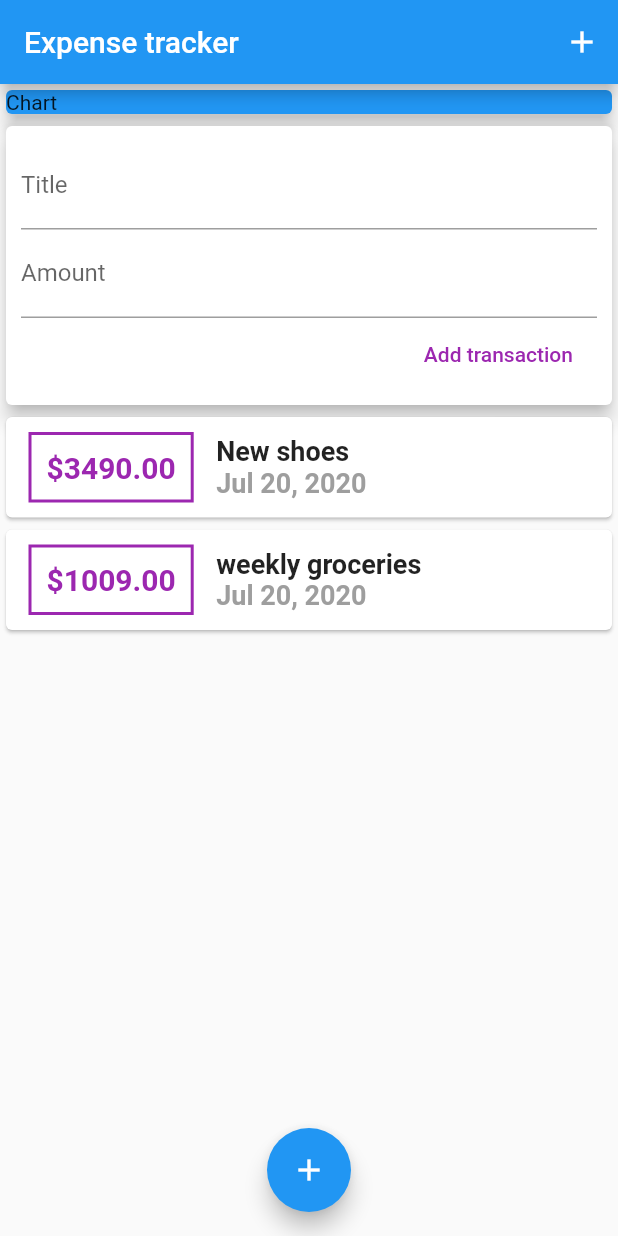
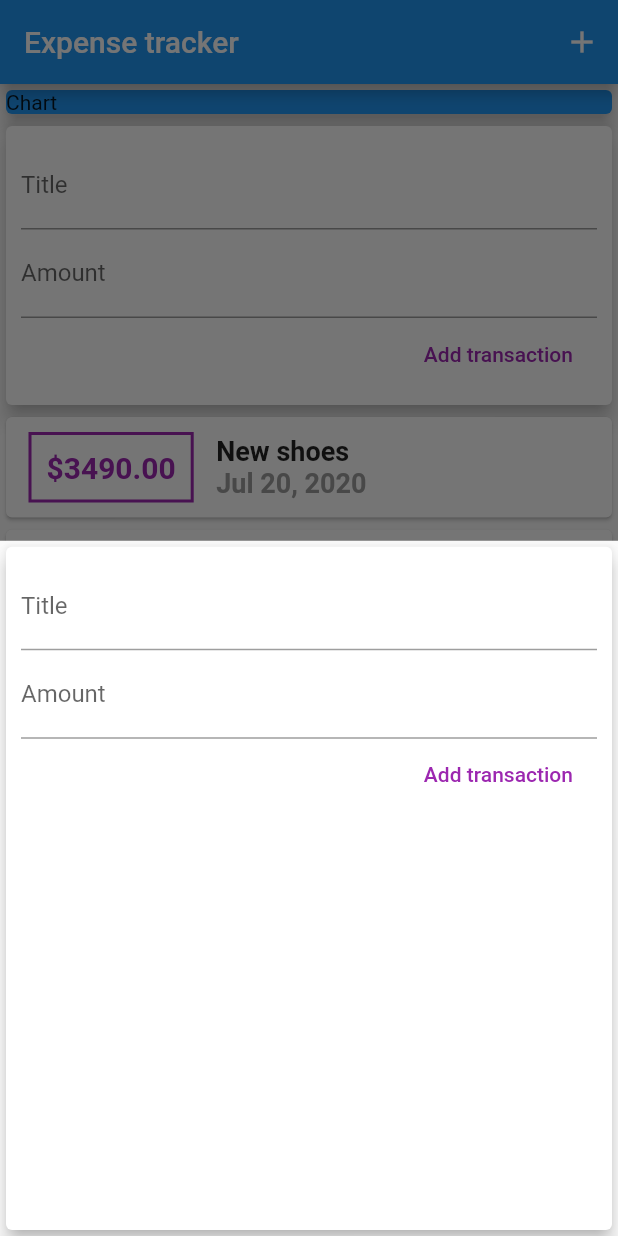
Before and after one commit to alabobriggs/expense-tracker-app, a Flutter app: the screen it shows after launch, after a tap on the "add" icon, on a phone screen of 412 x 824 dp. Run offline on Flutter 3.47's test engine with Material 2 defaults, Android fonts, the phone set to English and light mode, and no system bars.

Commit message:
move applicaiton state to main widget

```diff
--- a/lib/main.dart
+++ b/lib/main.dart
@@ -1,21 +1,72 @@
+import 'package:expense/models/transaction.dart';
+import 'package:expense/widgets/new_transaction.dart';
 import 'package:expense/widgets/user_transaction.dart';
 import 'package:flutter/material.dart';
 
 void main() => runApp(MyApp());
 
-class MyApp extends StatelessWidget {
+class MyApp extends StatefulWidget {
+  @override
+  _MyAppState createState() => _MyAppState();
+}
+
+class _MyAppState extends State<MyApp> {
+  final List<Transaction> _userTransactions = [
+    Transaction(
+      id: '23fjslq',
+      title: 'New shoes',
+      amount: 3490,
+      date: DateTime.now(),
+    ),
+    Transaction(
+      id: '22fjslq',
+      title: 'weekly groceries',
+      amount: 1009,
+      date: DateTime.now(),
+    ),
+  ];
+
+  void _addNewTransaction({String title, double amount}) {
+    final newTransaction = Transaction(
+      id: DateTime.now().toString(),
+      title: title,
+      amount: amount,
+      date: DateTime.now(),
+    );
+
+    setState(() {
+      _userTransactions.add(newTransaction);
+    });
+  }
+
+  void startNewAddTransaction(BuildContext ctx) {
+    showModalBottomSheet(
+      context: ctx,
+      builder: (_) {
+        return GestureDetector(
+          child: NewTransaction(_addNewTransaction),
+          onTap: () {},
+          behavior: HitTestBehavior.opaque,
+        );
+      },
+    );
+  }
+
   @override
   Widget build(BuildContext context) {
     // below uses named arguments
     return MaterialApp(
+      debugShowCheckedModeBanner: false,
       home: Scaffold(
           appBar: AppBar(
             title: Text('Expense tracker'),
             actions: <Widget>[
-            IconButton(
+              Builder(
+                builder: (bCtx) => IconButton(
                   icon: Icon(Icons.add),
-              onPressed: () {},
+                  onPressed: () => startNewAddTransaction(bCtx),
                 ),
+              )
             ],
           ),
           body: SingleChildScrollView(
@@ -29,17 +80,22 @@ class MyApp extends StatelessWidget {
                   ),
                   width: double.infinity,
                 ),
-              UserTransactions()
+                UserTransactions(
+                  addNewTransaction: _addNewTransaction,
+                  userTransactions: _userTransactions,
+                )
               ],
               crossAxisAlignment: CrossAxisAlignment.stretch,
             ),
           ),
-        floatingActionButtonLocation: FloatingActionButtonLocation.centerFloat,
-        floatingActionButton: FloatingActionButton(
+          floatingActionButtonLocation:
+              FloatingActionButtonLocation.centerFloat,
+          floatingActionButton: Builder(builder: (bCtx) {
+            return FloatingActionButton(
               child: Icon(Icons.add),
-          onPressed: () {},
-        ),
-      ),
+              onPressed: () => startNewAddTransaction(bCtx),
+            );
+          })),
     );
   }
 }
--- a/lib/widgets/user_transaction.dart
+++ b/lib/widgets/user_transaction.dart
@@ -3,47 +3,23 @@ import 'package:expense/widgets/new_transaction.dart';
 import 'package:expense/widgets/transaction_list.dart';
 import 'package:flutter/material.dart';
 
-class  UserTransactions extends StatefulWidget {
-  @override
-  _UserTransactionsState createState() => _UserTransactionsState();
-}
+class UserTransactions extends StatelessWidget {
+  final List<Transaction> userTransactions;
 
-class _UserTransactionsState extends State<UserTransactions> {
-  final List<Transaction> _userTransactions = [
-    Transaction(
-      id: '23fjslq',
-      title: 'New shoes',
-      amount: 3490,
-      date: DateTime.now(),
-    ),
-    Transaction(
-      id: '22fjslq',
-      title: 'weekly groceries',
-      amount: 1009,
-      date: DateTime.now(),
-    ),
-  ];
+  final Function addNewTransaction;
 
-  void _addNewTransaction({String title, double amount}) {
-    final newTransaction = Transaction(
-      id: DateTime.now().toString(),
-      title: title,
-      amount: amount,
-      date: DateTime.now(),
-    );
-
-    setState(() {
-      _userTransactions.add(newTransaction);
-    });
-  }
+  UserTransactions({
+    @required this.userTransactions,
+    @required this.addNewTransaction,
+  });
 
   @override
   Widget build(BuildContext context) {
     return Column(
       children: <Widget>[
-        NewTransaction(_addNewTransaction),
+        NewTransaction(addNewTransaction),
         TransactionList(
-          _userTransactions,
+          userTransactions,
         ),
       ],
     );
```
Lines whose indentation alone changed are shown as unchanged.
